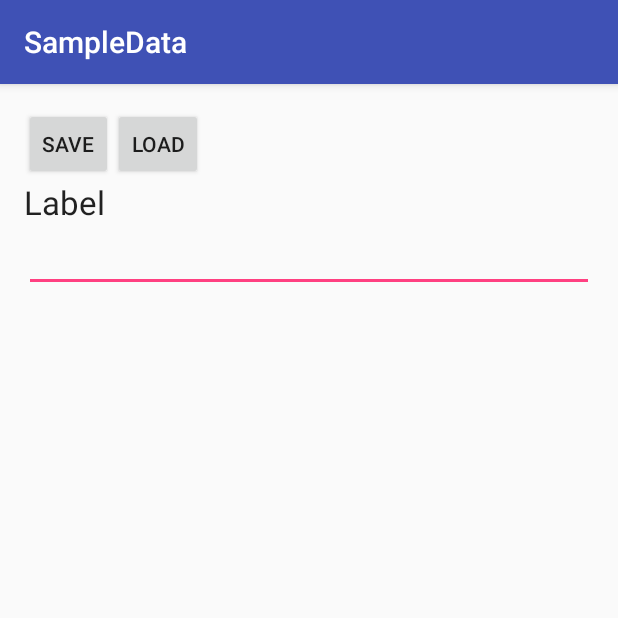
After one commit to dongja94/SampleData_DD2, an Android app: the ExternalActivity screen opened directly, with no data from a screen before it, on a phone screen of 412 x 824 dp, the top half of it. The commit adds this screen. Run offline under Robolectric (Android 15) with nearby library versions, the phone set to English and light mode, and no system bars.

Commit message:
external

```diff
--- a/app/src/main/AndroidManifest.xml
+++ b/app/src/main/AndroidManifest.xml
@@ -2,6 +2,8 @@
 <manifest xmlns:android="http://schemas.android.com/apk/res/android"
     package="com.begentgroup.sampledata">
 
+    <uses-permission android:name="android.permission.READ_EXTERNAL_STORAGE"/>
+    <uses-permission android:name="android.permission.WRITE_EXTERNAL_STORAGE"/>
     <application
         android:allowBackup="true"
         android:icon="@mipmap/ic_launcher"
@@ -15,6 +17,7 @@
                 <category android:name="android.intent.category.LAUNCHER" />
             </intent-filter>
         </activity>
+        <activity android:name=".ExternalActivity"></activity>
     </application>
 
 </manifest>
--- a/app/src/main/java/com/begentgroup/sampledata/MainActivity.java
+++ b/app/src/main/java/com/begentgroup/sampledata/MainActivity.java
@@ -61,7 +61,7 @@ public class MainActivity extends AppCompatActivity {
                     StringBuilder sb = new StringBuilder();
                     String line;
                     while((line = br.readLine()) != null) {
-                        sb.append(line).append("\n\r");
+                        sb.append(line).append("\r\n");
                     }
                     messageView.setText(sb.toString());
                     br.close();
--- /dev/null
+++ b/app/src/main/res/layout/activity_external.xml
@@ -0,0 +1,61 @@
+<?xml version="1.0" encoding="utf-8"?>
+<RelativeLayout xmlns:android="http://schemas.android.com/apk/res/android"
+    xmlns:tools="http://schemas.android.com/tools"
+    android:layout_width="match_parent"
+    android:layout_height="match_parent"
+    android:paddingBottom="@dimen/activity_vertical_margin"
+    android:paddingLeft="@dimen/activity_horizontal_margin"
+    android:paddingRight="@dimen/activity_horizontal_margin"
+    android:paddingTop="@dimen/activity_vertical_margin"
+    tools:context="com.begentgroup.sampledata.ExternalActivity">
+
+    <Button
+        style="?android:attr/buttonStyleSmall"
+        android:layout_width="wrap_content"
+        android:layout_height="wrap_content"
+        android:text="save"
+        android:id="@+id/btn_save"
+        android:layout_alignParentTop="true"
+        android:layout_alignParentLeft="true"
+        android:layout_alignParentStart="true" />
+
+    <Button
+        style="?android:attr/buttonStyleSmall"
+        android:layout_width="wrap_content"
+        android:layout_height="wrap_content"
+        android:text="load"
+        android:id="@+id/btn_load"
+        android:layout_alignTop="@+id/btn_save"
+        android:layout_toRightOf="@+id/btn_save"
+        android:layout_toEndOf="@+id/btn_save" />
+
+    <LinearLayout
+        android:orientation="vertical"
+        android:layout_width="match_parent"
+        android:layout_height="wrap_content"
+        android:layout_below="@+id/btn_save"
+        android:layout_alignParentLeft="true"
+        android:layout_alignParentStart="true"
+        android:id="@+id/layout_capture">
+
+        <TextView
+            android:layout_width="wrap_content"
+            android:layout_height="wrap_content"
+            android:textAppearance="?android:attr/textAppearanceLarge"
+            android:text="Label"
+            android:id="@+id/textView" />
+
+        <EditText
+            android:layout_width="match_parent"
+            android:layout_height="wrap_content"
+            android:id="@+id/editText" />
+    </LinearLayout>
+
+    <ImageView
+        android:layout_width="wrap_content"
+        android:layout_height="wrap_content"
+        android:id="@+id/image_capture"
+        android:layout_alignParentLeft="true"
+        android:layout_alignParentStart="true"
+        android:layout_below="@+id/layout_capture" />
+</RelativeLayout>
```
Also changed, not shown: app/src/main/java/com/begentgroup/sampledata/ExternalActivity.java (added, +175 -0 lines).
